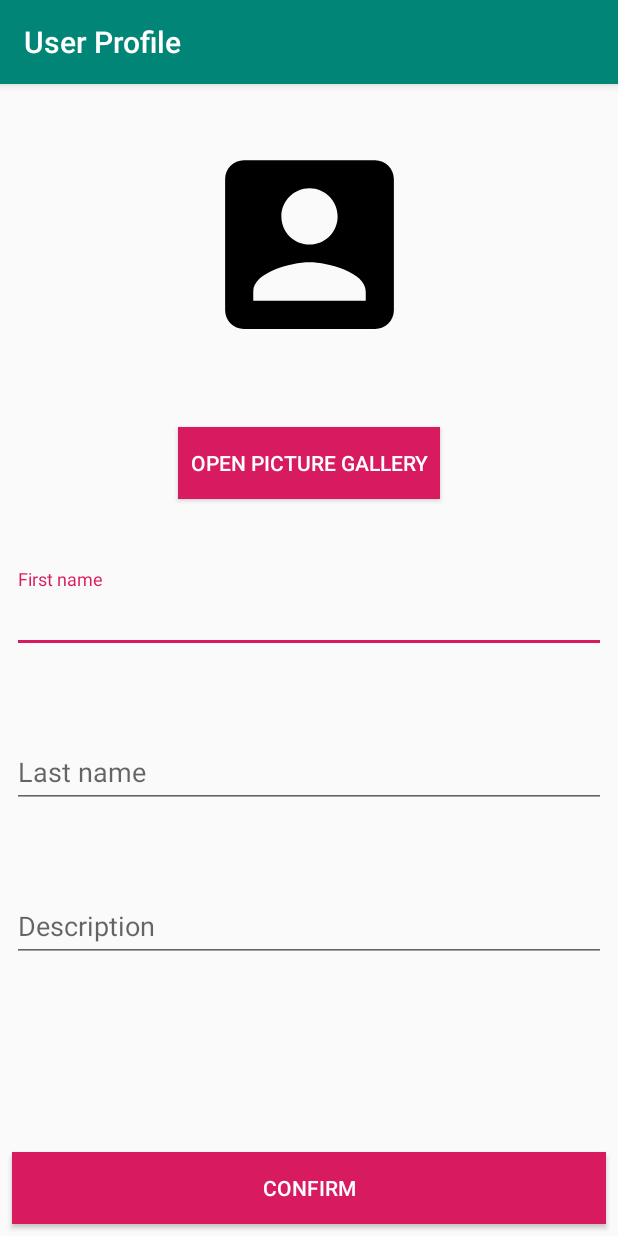
After one commit to leondino/MADUserProfile, an Android app: the CreateProfileActivity screen opened directly, with no data from a screen before it, on a phone screen of 412 x 824 dp. The commit adds this screen. Run offline under Robolectric (Android 15) with nearby library versions, the phone set to English and light mode, and no system bars.

Commit message:
Perfected layout for CreateProfile activity

```diff
--- a/app/build.gradle
+++ b/app/build.gradle
@@ -25,11 +25,12 @@ android {
 
 dependencies {
     implementation fileTree(dir: 'libs', include: ['*.jar'])
-    implementation"org.jetbrains.kotlin:kotlin-stdlib-jdk7:$kotlin_version"
+    implementation "org.jetbrains.kotlin:kotlin-stdlib-jdk7:$kotlin_version"
     implementation 'androidx.appcompat:appcompat:1.0.2'
     implementation 'androidx.core:core-ktx:1.0.2'
     implementation 'androidx.constraintlayout:constraintlayout:1.1.3'
     testImplementation 'junit:junit:4.12'
     androidTestImplementation 'androidx.test.ext:junit:1.1.0'
     androidTestImplementation 'androidx.test.espresso:espresso-core:3.1.1'
+    implementation 'com.google.android.material:material:1.0.0'
 }
--- a/app/src/main/AndroidManifest.xml
+++ b/app/src/main/AndroidManifest.xml
@@ -11,7 +11,9 @@
         android:supportsRtl="true"
         android:theme="@style/AppTheme"
         tools:ignore="GoogleAppIndexingWarning">
-        <activity android:name=".SplashActivity"
+        <activity android:name=".CreateProfileActivity"></activity>
+        <activity
+            android:name=".SplashActivity"
             android:theme="@style/SplashScreenTheme">
             <intent-filter>
                 <action android:name="android.intent.action.MAIN" />
@@ -19,7 +21,6 @@
                 <category android:name="android.intent.category.LAUNCHER" />
             </intent-filter>
         </activity>
-
     </application>
 
 </manifest>
--- /dev/null
+++ b/app/src/main/java/com/example/userprofile/CreateProfileActivity.kt
@@ -0,0 +1,12 @@
+package com.example.userprofile
+
+import androidx.appcompat.app.AppCompatActivity
+import android.os.Bundle
+
+class CreateProfileActivity : AppCompatActivity() {
+
+    override fun onCreate(savedInstanceState: Bundle?) {
+        super.onCreate(savedInstanceState)
+        setContentView(R.layout.activity_create_profile)
+    }
+}
--- a/app/src/main/java/com/example/userprofile/SplashActivity.kt
+++ b/app/src/main/java/com/example/userprofile/SplashActivity.kt
@@ -1,12 +1,26 @@
 package com.example.userprofile
 
+import android.content.Intent
 import androidx.appcompat.app.AppCompatActivity
 import android.os.Bundle
+import android.os.Handler
 
 class SplashActivity : AppCompatActivity() {
 
     override fun onCreate(savedInstanceState: Bundle?) {
         super.onCreate(savedInstanceState)
         setContentView(R.layout.activity_splash)
+
+        // Use Handler to wait 1 second before opening the CreateProfileActivity.
+        Handler().postDelayed({
+            startActivity(
+                Intent(
+                    this@SplashActivity,
+                    CreateProfileActivity::class.java
+                )
+            )
+            finish()
+        }, 1000)
+
     }
 }
--- /dev/null
+++ b/app/src/main/res/layout/activity_create_profile.xml
@@ -0,0 +1,110 @@
+<?xml version="1.0" encoding="utf-8"?>
+<androidx.constraintlayout.widget.ConstraintLayout xmlns:android="http://schemas.android.com/apk/res/android"
+    xmlns:app="http://schemas.android.com/apk/res-auto"
+    xmlns:tools="http://schemas.android.com/tools"
+    android:layout_width="match_parent"
+    android:layout_height="match_parent"
+    tools:context=".CreateProfileActivity">
+
+    <ImageView
+        android:id="@+id/imageViewProfile"
+        android:layout_width="150dp"
+        android:layout_height="150dp"
+        android:layout_marginTop="32dp"
+        android:contentDescription="@string/splash_image_desc"
+        app:layout_constraintEnd_toEndOf="parent"
+        app:layout_constraintStart_toStartOf="parent"
+        app:layout_constraintTop_toTopOf="parent"
+        app:srcCompat="@drawable/ic_account_box_black_24dp" />
+
+    <Button
+        android:id="@+id/galleryButton"
+        android:layout_width="wrap_content"
+        android:layout_height="wrap_content"
+        android:background="@color/colorAccent"
+        android:padding="8dp"
+        android:text="@string/gallery_button_text"
+        android:textColor="@android:color/white"
+        app:layout_constraintBottom_toTopOf="@+id/textInputLayout2"
+        app:layout_constraintEnd_toEndOf="parent"
+        app:layout_constraintStart_toStartOf="parent"
+        app:layout_constraintTop_toBottomOf="@+id/imageViewProfile" />
+
+    <Button
+        android:id="@+id/confirmButton"
+        android:layout_width="0dp"
+        android:layout_height="wrap_content"
+        android:layout_marginStart="8dp"
+        android:layout_marginEnd="8dp"
+        android:layout_marginBottom="8dp"
+        android:background="@color/colorAccent"
+        android:text="@string/confirm_button"
+        android:textColor="@android:color/white"
+        app:layout_constraintBottom_toBottomOf="parent"
+        app:layout_constraintEnd_toEndOf="parent"
+        app:layout_constraintHorizontal_bias="0.501"
+        app:layout_constraintStart_toStartOf="parent" />
+
+    <com.google.android.material.textfield.TextInputLayout
+        android:id="@+id/textInputLayout2"
+        android:layout_width="0dp"
+        android:layout_height="wrap_content"
+        android:layout_marginStart="8dp"
+        android:layout_marginEnd="8dp"
+        app:chainUseRtl="true"
+        app:layout_constraintBottom_toTopOf="@+id/textInputLayout4"
+        app:layout_constraintEnd_toEndOf="parent"
+        app:layout_constraintHorizontal_bias="0.5"
+        app:layout_constraintHorizontal_chainStyle="spread_inside"
+        app:layout_constraintStart_toStartOf="parent"
+        app:layout_constraintTop_toBottomOf="@+id/galleryButton"
+        app:layout_constraintVertical_chainStyle="spread">
+
+        <com.google.android.material.textfield.TextInputEditText
+            android:id="@+id/etFirstName"
+            android:layout_width="match_parent"
+            android:layout_height="wrap_content"
+            android:hint="@string/first_name" />
+    </com.google.android.material.textfield.TextInputLayout>
+
+    <com.google.android.material.textfield.TextInputLayout
+        android:id="@+id/textInputLayout4"
+        android:layout_width="0dp"
+        android:layout_height="wrap_content"
+        android:layout_marginStart="8dp"
+        android:layout_marginEnd="8dp"
+        app:layout_constraintBottom_toTopOf="@+id/textInputLayout"
+        app:layout_constraintEnd_toEndOf="parent"
+        app:layout_constraintHorizontal_bias="0.5"
+        app:layout_constraintStart_toStartOf="parent"
+        app:layout_constraintTop_toBottomOf="@+id/textInputLayout2"
+        app:layout_constraintVertical_chainStyle="spread">
+
+        <com.google.android.material.textfield.TextInputEditText
+            android:id="@+id/etLastName"
+            android:layout_width="match_parent"
+            android:layout_height="wrap_content"
+            android:hint="@string/last_name" />
+    </com.google.android.material.textfield.TextInputLayout>
+
+    <com.google.android.material.textfield.TextInputLayout
+        android:id="@+id/textInputLayout"
+        android:layout_width="0dp"
+        android:layout_height="wrap_content"
+        android:layout_marginStart="8dp"
+        android:layout_marginEnd="8dp"
+        android:layout_marginBottom="80dp"
+        app:layout_constraintBottom_toTopOf="@+id/confirmButton"
+        app:layout_constraintEnd_toEndOf="parent"
+        app:layout_constraintHorizontal_bias="0.5"
+        app:layout_constraintStart_toStartOf="parent"
+        app:layout_constraintTop_toBottomOf="@+id/textInputLayout4"
+        app:layout_constraintVertical_chainStyle="spread">
+
+        <com.google.android.material.textfield.TextInputEditText
+            android:id="@+id/etDescription"
+            android:layout_width="match_parent"
+            android:layout_height="wrap_content"
+            android:hint="@string/description" />
+    </com.google.android.material.textfield.TextInputLayout>
+</androidx.constraintlayout.widget.ConstraintLayout>
--- a/app/src/main/res/values/strings.xml
+++ b/app/src/main/res/values/strings.xml
@@ -2,4 +2,9 @@
     <string name="app_name">User Profile</string>
     <string name="spalsh_text">User Profile Kotlin</string>
     <string name="splash_image_desc">splash image</string>
+    <string name="gallery_button_text">OPEN PICTURE GALLERY</string>
+    <string name="confirm_button">CONFIRM</string>
+    <string name="first_name">First name</string>
+    <string name="last_name">Last name</string>
+    <string name="description">Description</string>
 </resources>
```
